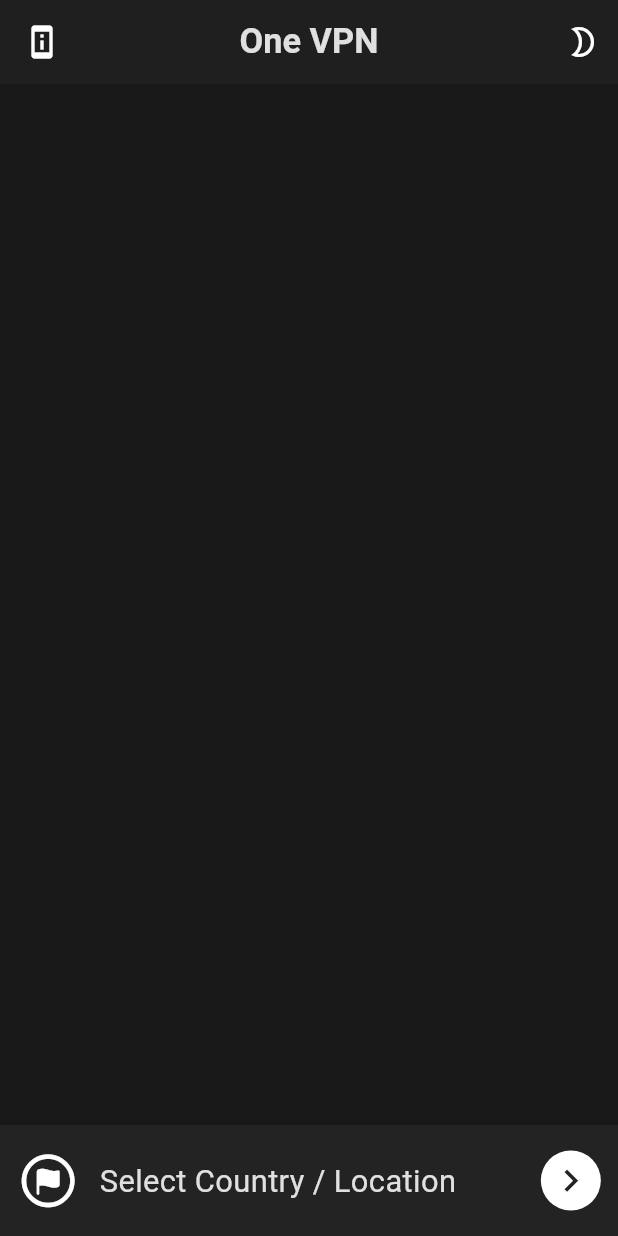
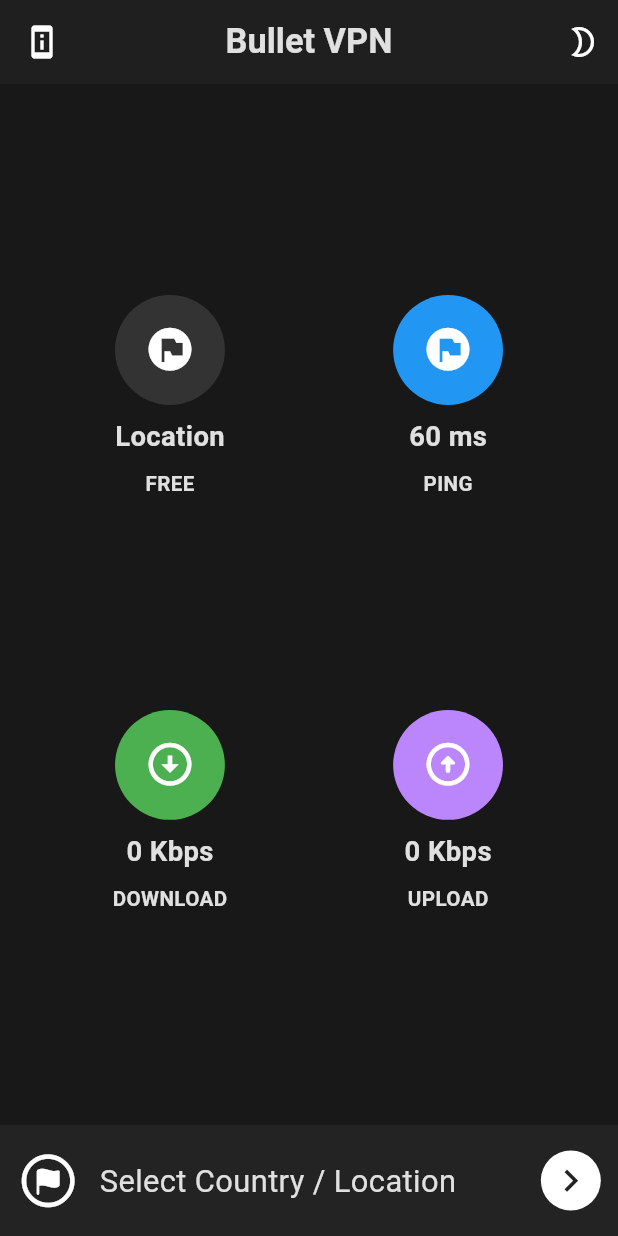
Before and after one commit to yasinpalash/Bullet-VPN, a Flutter app: the screen it shows after launch, on a phone screen of 412 x 824 dp. Run offline on Flutter 3.47's test engine with Material 3 defaults, Android fonts, the phone set to English and light mode, and no system bars; our stand-ins replace flutter_screenutil, get, google_fonts, hive_flutter, logger, shared_preferences; accounts and stored records are empty.

Commit message:
custom widget

```diff
--- a/lib/features/home/presentation/screens/home_screen.dart
+++ b/lib/features/home/presentation/screens/home_screen.dart
@@ -1,57 +1,18 @@
-import 'package:flutter/cupertino.dart';
 import 'package:flutter/material.dart';
 import 'package:flutter_screenutil/flutter_screenutil.dart';
-import 'package:vpn/app.dart';
-import 'package:vpn/core/common/styles/global_text_style.dart';
 import 'package:vpn/core/utils/constants/colors.dart';
+import 'package:vpn/features/home/presentation/widgets/custom_round_widget.dart';
+
+import '../widgets/navBar.dart';
 
 class HomeScreen extends StatelessWidget {
   const HomeScreen({super.key});
-
-  locationSelectionBottomNavigation(BuildContext context) {
-    return SafeArea(
-        child: Semantics(
-      button: true,
-      child: InkWell(
-        onTap: () {},
-        child: Container(
-          padding: EdgeInsets.symmetric(horizontal: 10.w),
-          color: AppColors.bottomNavigationBar,
-          height: 62.h,
-          child: Row(
-            children: [
-              Icon(
-                CupertinoIcons.flag_circle,
-                size: 36.sp,
-                color: Colors.white,
-              ),
-              SizedBox(width:12.w
-                ,),
-              Text('Select Country / Location',style: getTextStyle(
-                fontSize: 18,
-              ),),
-              Spacer(),
-
-              CircleAvatar(
-                backgroundColor: Colors.white,
-                child: Icon(
-                  Icons.keyboard_arrow_right,
-                  color: AppColors.bottomNavigationBar,
-                  size: 26.sp,
-                ),
-              )
-            ],
-          ),
-        ),
-      ),
-    ));
-  }
 
   @override
   Widget build(BuildContext context) {
     return Scaffold(
       appBar: AppBar(
-        title: const Text("One VPN"),
+        title: const Text("Bullet VPN"),
         leading: IconButton(
           onPressed: () {},
           icon: const Icon(Icons.perm_device_info),
@@ -61,7 +22,74 @@ class HomeScreen extends StatelessWidget {
               onPressed: () {}, icon: const Icon(Icons.brightness_2_outlined))
         ],
       ),
-     bottomNavigationBar: locationSelectionBottomNavigation(context),
+      bottomNavigationBar: locationSelectionBottomNavigation(context),
+      body: Column(
+        mainAxisAlignment: MainAxisAlignment.spaceEvenly,
+        children: [
+          Row(
+            mainAxisAlignment: MainAxisAlignment.center,
+            children: [
+              CustomRoundWidget(
+                titleText: 'Location',
+                subTitleText: "FREE",
+                roundWidgetIcon: CircleAvatar(
+                  radius: 32.r,
+                  backgroundColor: AppColors.secondary,
+                  child: Icon(
+                    Icons.flag_circle,
+                    size: 30.sp,
+                    color: Colors.white,
+                  ),
+                ),
+              ),
+              CustomRoundWidget(
+                titleText: '60 ms',
+                subTitleText: "PING",
+                roundWidgetIcon: CircleAvatar(
+                  radius: 32.r,
+                  backgroundColor: Colors.blue,
+                  child: Icon(
+                    Icons.flag_circle,
+                    size: 30.sp,
+                    color: Colors.white,
+                  ),
+                ),
+              )
+            ],
+          ),
+          Row(
+            mainAxisAlignment: MainAxisAlignment.center,
+            children: [
+              CustomRoundWidget(
+                titleText: '0 Kbps',
+                subTitleText: "DOWNLOAD",
+                roundWidgetIcon: CircleAvatar(
+                  radius: 32.r,
+                  backgroundColor: AppColors.success,
+                  child: Icon(
+                    Icons.arrow_circle_down,
+                    size: 30.sp,
+                    color: Colors.white,
+                  ),
+                ),
+              ),
+              CustomRoundWidget(
+                titleText: '0 Kbps',
+                subTitleText: "UPLOAD",
+                roundWidgetIcon: CircleAvatar(
+                  radius: 32.r,
+                  backgroundColor: AppColors.accent,
+                  child: Icon(
+                    Icons.arrow_circle_up_rounded,
+                    size: 30.sp,
+                    color: Colors.white,
+                  ),
+                ),
+              )
+            ],
+          )
+        ],
+      ),
     );
   }
 }
--- /dev/null
+++ b/lib/features/home/presentation/widgets/custom_round_widget.dart
@@ -0,0 +1,40 @@
+import 'package:flutter/material.dart';
+import 'package:flutter_screenutil/flutter_screenutil.dart';
+import 'package:vpn/core/common/styles/global_text_style.dart';
+
+class CustomRoundWidget extends StatelessWidget {
+  const CustomRoundWidget(
+      {super.key,
+      required this.titleText,
+      required this.subTitleText,
+      required this.roundWidgetIcon});
+  final String titleText;
+  final String subTitleText;
+  final Widget roundWidgetIcon;
+  @override
+  Widget build(BuildContext context) {
+    var sizeScreen = MediaQuery.of(context).size;
+    return SizedBox(
+      width: sizeScreen.width * .45,
+      child: Column(
+        children: [
+          roundWidgetIcon,
+          SizedBox(
+            height: 7.h,
+          ),
+          Text(titleText,style: getTextStyle(
+            fontSize: 16,
+            fontWeight: FontWeight.w600
+          ),),
+          SizedBox(
+            height: 7.h,
+          ),
+          Text(subTitleText,style: getTextStyle(
+fontSize: 12,
+              fontWeight: FontWeight.w600
+          ),),
+        ],
+      ),
+    );
+  }
+}
--- /dev/null
+++ b/lib/features/home/presentation/widgets/navBar.dart
@@ -0,0 +1,45 @@
+import 'package:flutter/cupertino.dart';
+import 'package:flutter/material.dart';
+import 'package:flutter_screenutil/flutter_screenutil.dart';
+
+import '../../../../core/common/styles/global_text_style.dart';
+import '../../../../core/utils/constants/colors.dart';
+
+locationSelectionBottomNavigation(BuildContext context) {
+  return SafeArea(
+      child: Semantics(
+        button: true,
+        child: InkWell(
+          onTap: () {},
+          child: Container(
+            padding: EdgeInsets.symmetric(horizontal: 10.w),
+            color: AppColors.bottomNavigationBar,
+            height: 62.h,
+            child: Row(
+              children: [
+                Icon(
+                  CupertinoIcons.flag_circle,
+                  size: 36.sp,
+                  color: Colors.white,
+                ),
+                SizedBox(width:12.w
+                  ,),
+                Text('Select Country / Location',style: getTextStyle(
+                  fontSize: 18,
+                ),),
+                Spacer(),
+
+                CircleAvatar(
+                  backgroundColor: Colors.white,
+                  child: Icon(
+                    Icons.keyboard_arrow_right,
+                    color: AppColors.bottomNavigationBar,
+                    size: 26.sp,
+                  ),
+                )
+              ],
+            ),
+          ),
+        ),
+      ));
+}
```
Also changed, not shown: lib/features/home/presentation/widgets/dummy_widget.dart (deleted).
